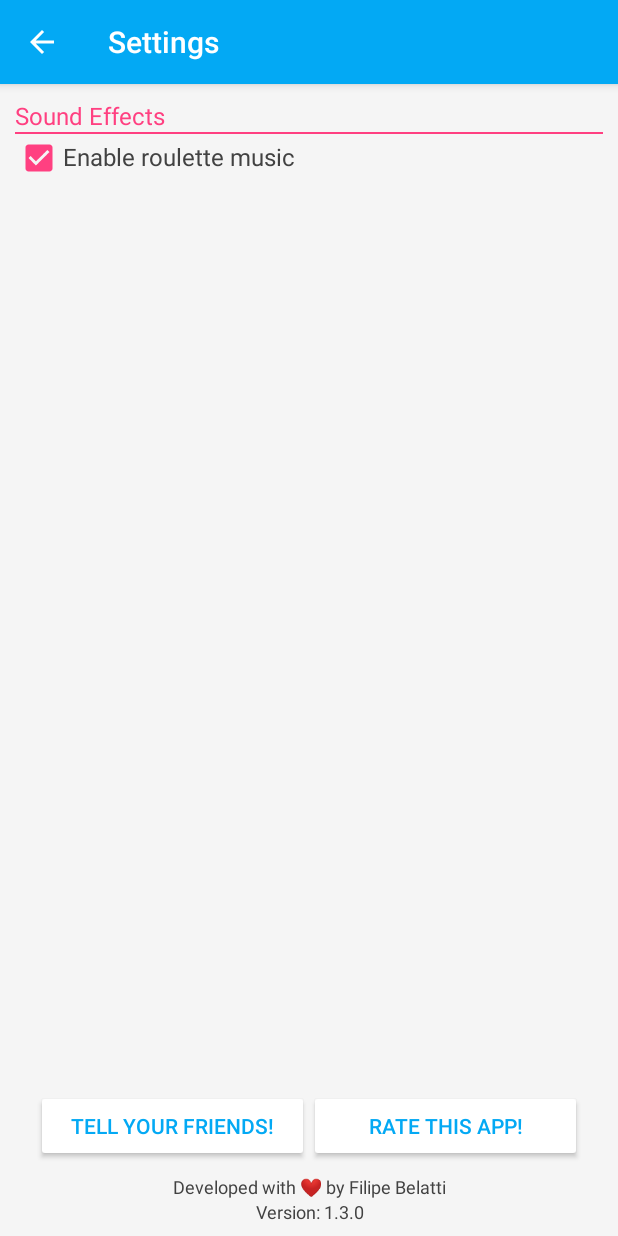
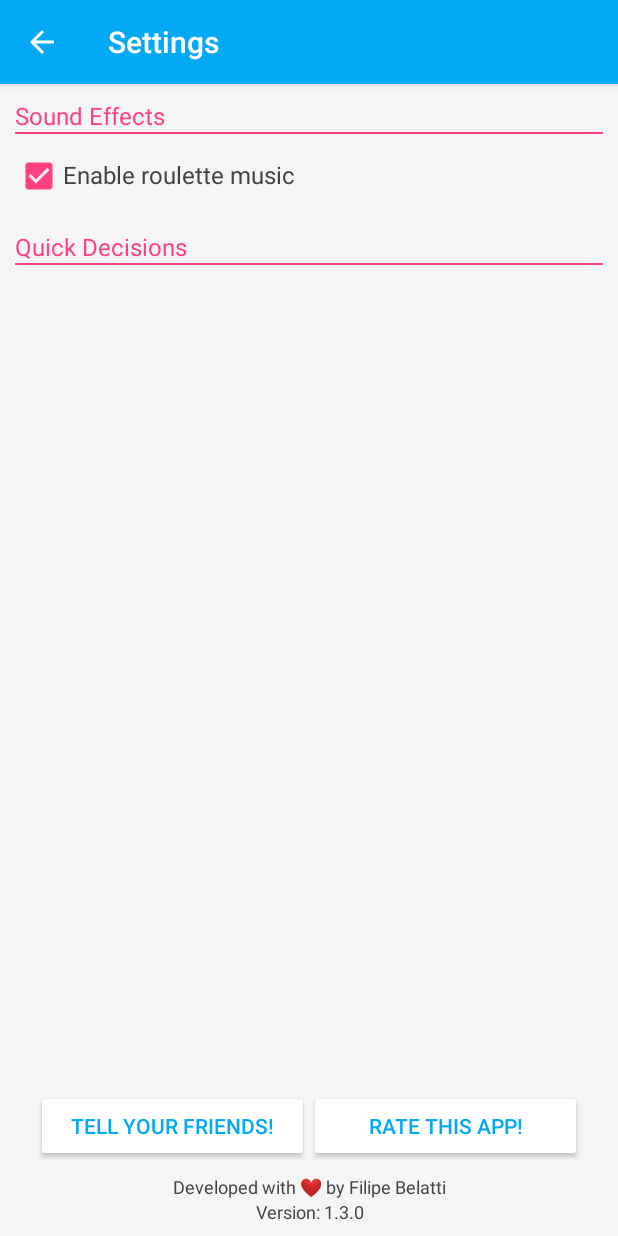
Before and after one commit to fibelatti/raffler, an Android app: the SettingsActivity screen opened directly, with no data from a screen before it, on a phone screen of 412 x 824 dp. Run offline under Robolectric (Android 15) with nearby library versions, the phone set to English and light mode, and no system bars; our stand-ins replace ButterKnife.

Commit message:
Fixing layout

```diff
--- a/app/src/main/res/layout/activity_settings.xml
+++ b/app/src/main/res/layout/activity_settings.xml
@@ -19,6 +19,10 @@
             android:layout_width="match_parent"
             android:layout_height="match_parent"
             android:layout_above="@+id/layout_quick_decision_buttons">
+
+            <RelativeLayout
+                android:layout_width="match_parent"
+                android:layout_height="wrap_content">
 
                 <!--
             Each settings section should have at least:
@@ -46,6 +50,7 @@
                         android:layout_width="match_parent"
                         android:layout_height="1dp"
                         android:layout_below="@+id/title_settings_sound"
+                        android:layout_marginBottom="@dimen/margin_small"
                         android:background="@color/colorAccent"/>
 
                     <LinearLayout
@@ -68,6 +73,32 @@
                             android:textColor="@color/textPrimary"
                             android:textSize="@dimen/text_size_regular"/>
                     </LinearLayout>
+                </RelativeLayout>
+
+                <RelativeLayout
+                    android:id="@+id/layout_quick_decision"
+                    android:layout_width="match_parent"
+                    android:layout_height="wrap_content"
+                    android:layout_below="@+id/layout_roulette_music"
+                    android:padding="@dimen/padding_small">
+
+                    <TextView
+                        android:id="@+id/title_settings_quick_decision"
+                        android:layout_width="match_parent"
+                        android:layout_height="wrap_content"
+                        android:text="@string/settings_title_quick_decision"
+                        android:textColor="@color/colorAccent"
+                        android:textSize="@dimen/text_size_regular"/>
+
+                    <View
+                        android:id="@+id/divider_settings_quick_decision"
+                        android:layout_width="match_parent"
+                        android:layout_height="1dp"
+                        android:layout_below="@+id/title_settings_quick_decision"
+                        android:layout_marginBottom="@dimen/margin_small"
+                        android:background="@color/colorAccent"/>
+
+                </RelativeLayout>
             </RelativeLayout>
         </ScrollView>
 
--- a/app/src/main/res/values/strings.xml
+++ b/app/src/main/res/values/strings.xml
@@ -141,8 +141,9 @@
     <string name="settings_msg_save">Changes saved</string>
 
     <string name="settings_title_sound">Sound Effects</string>
+    <string name="settings_hint_roulette_music">Enable roulette music</string>
 
-    <string name="settings_hint_roulette_music">Enable roulette music</string>
+    <string name="settings_title_quick_decision">Quick Decisions</string>
 
     <string name="settings_share">Tell your friends!</string>
     <string name="settings_share_title">Sharing Raffler!</string>
```
Also changed, not shown: 2 other files. Lines whose indentation alone changed are shown as unchanged.
